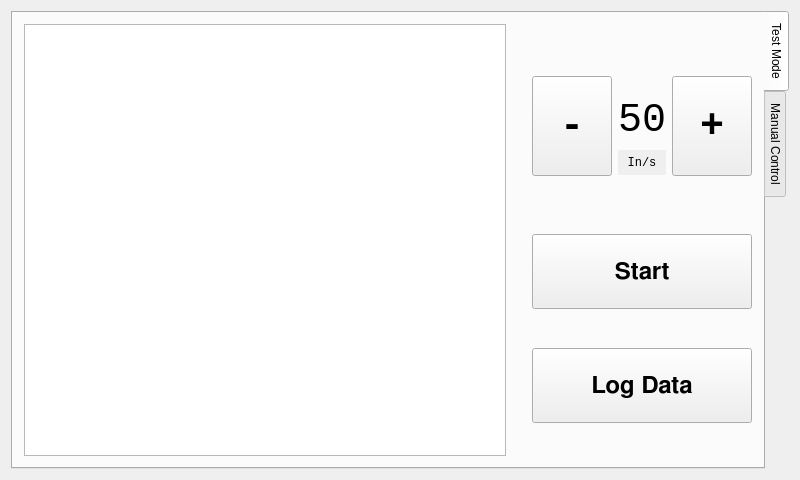
SJuola/TomPullTest, file PullTestGui/Qt_Files/UIDesign/mainwindow.ui: the form before one commit.
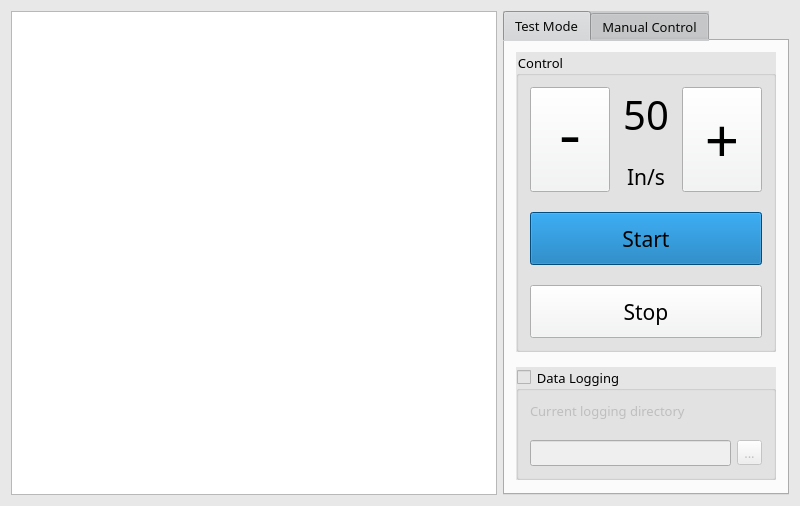
The form after the commit. The open tabs and pages were chosen to show the change. Custom widgets are drawn as their Qt base class.

```diff
--- a/PullTestGui/Qt_Files/UIDesign/mainwindow.ui
+++ b/PullTestGui/Qt_Files/UIDesign/mainwindow.ui
@@ -10,19 +10,19 @@
     <height>480</height>
    </rect>
   </property>
+  <property name="contextMenuPolicy">
+   <enum>Qt::NoContextMenu</enum>
+  </property>
   <property name="windowTitle">
    <string>Tom Accelerated Pull Test</string>
   </property>
   <property name="styleSheet">
-   <string notr="true">*
-{
-}
-
-graphicsView
-{
-	background: rgb(180,180,180);
-}
-</string>
+   <string notr="true">QMainWindow{background: #e8e8e8}
+QPushButton:disabled{ background: #999; color: black}
+QPushButton{ height: 45px; background: #f3f4f5}
+PlotWidget{ color: rgb(35, 85, 244) !important}
+QGroupBox{background: #e5e5e5}
+QTabBar{ background: #c9cbcd; color: rgb(9,9,9)}</string>
   </property>
   <widget class="QWidget" name="centralWidget">
    <property name="enabled">
@@ -32,100 +32,170 @@
     <string notr="true"/>
    </property>
    <layout class="QGridLayout" name="gridLayout">
-    <item row="0" column="0">
+    <item row="0" column="1">
      <widget class="QTabWidget" name="tabWidget">
+      <property name="sizePolicy">
+       <sizepolicy hsizetype="Maximum" vsizetype="Expanding">
+        <horstretch>0</horstretch>
+        <verstretch>0</verstretch>
+       </sizepolicy>
+      </property>
+      <property name="font">
+       <font>
+        <family>Sans Serif</family>
+        <pointsize>10</pointsize>
+       </font>
+      </property>
       <property name="tabPosition">
-       <enum>QTabWidget::East</enum>
+       <enum>QTabWidget::North</enum>
       </property>
       <property name="tabShape">
        <enum>QTabWidget::Rounded</enum>
       </property>
       <property name="currentIndex">
-       <number>1</number>
+       <number>0</number>
       </property>
       <widget class="QWidget" name="Tab1">
        <attribute name="title">
         <string>Test Mode</string>
        </attribute>
-       <layout class="QHBoxLayout" name="horizontalLayout_2">
-        <item>
-         <layout class="QHBoxLayout" name="horizontalLayout">
-          <item>
-           <widget class="QGraphicsView" name="graphicsView">
-            <property name="minimumSize">
-             <size>
-              <width>320</width>
-              <height>0</height>
-             </size>
+       <layout class="QGridLayout" name="_2">
+        <property name="spacing">
+         <number>15</number>
+        </property>
+        <item row="1" column="0">
+         <widget class="QGroupBox" name="dataloggingGroup">
+          <property name="sizePolicy">
+           <sizepolicy hsizetype="Preferred" vsizetype="Maximum">
+            <horstretch>0</horstretch>
+            <verstretch>0</verstretch>
+           </sizepolicy>
+          </property>
+          <property name="font">
+           <font>
+            <family>Sans Serif</family>
+            <pointsize>10</pointsize>
+           </font>
+          </property>
+          <property name="title">
+           <string notr="true">Data Logging</string>
+          </property>
+          <property name="alignment">
+           <set>Qt::AlignLeading|Qt::AlignLeft|Qt::AlignTop</set>
+          </property>
+          <property name="checkable">
+           <bool>true</bool>
+          </property>
+          <property name="checked">
+           <bool>false</bool>
+          </property>
+          <layout class="QGridLayout" name="gridLayout_3">
+           <property name="verticalSpacing">
+            <number>20</number>
+           </property>
+           <item row="1" column="1">
+            <widget class="QToolButton" name="toolButton">
+             <property name="text">
+              <string>...</string>
+             </property>
+            </widget>
+           </item>
+           <item row="0" column="0">
+            <widget class="QLabel" name="label_3">
+             <property name="sizePolicy">
+              <sizepolicy hsizetype="Preferred" vsizetype="Maximum">
+               <horstretch>0</horstretch>
+               <verstretch>0</verstretch>
+              </sizepolicy>
+             </property>
+             <property name="text">
+              <string>Current logging directory</string>
+             </property>
+            </widget>
+           </item>
+           <item row="1" column="0">
+            <widget class="QLineEdit" name="lineEdit">
+             <property name="sizePolicy">
+              <sizepolicy hsizetype="Minimum" vsizetype="Maximum">
+               <horstretch>0</horstretch>
+               <verstretch>0</verstretch>
+              </sizepolicy>
+             </property>
+            </widget>
+           </item>
+          </layout>
+         </widget>
+        </item>
+        <item row="0" column="0">
+         <widget class="QGroupBox" name="controlGroup">
+          <property name="sizePolicy">
+           <sizepolicy hsizetype="Maximum" vsizetype="Maximum">
+            <horstretch>0</horstretch>
+            <verstretch>0</verstretch>
+           </sizepolicy>
+          </property>
+          <property name="font">
+           <font>
+            <family>Sans Serif</family>
+            <pointsize>10</pointsize>
+           </font>
+          </property>
+          <property name="title">
+           <string notr="true">Control</string>
+          </property>
+          <property name="alignment">
+           <set>Qt::AlignLeading|Qt::AlignLeft|Qt::AlignTop</set>
+          </property>
+          <layout class="QGridLayout" name="gridLayout_2">
+           <property name="verticalSpacing">
+            <number>20</number>
+           </property>
+           <item row="4" column="0" colspan="3">
+            <widget class="QPushButton" name="stopBtn">
+             <property name="font">
+              <font>
+               <family>Sans Serif</family>
+               <pointsize>16</pointsize>
+              </font>
+             </property>
+             <property name="text">
+              <string>Stop</string>
+             </property>
+            </widget>
+           </item>
+           <item row="3" column="0" colspan="3">
+            <widget class="QPushButton" name="startBtn">
+             <property name="font">
+              <font>
+               <family>Sans Serif</family>
+               <pointsize>16</pointsize>
+              </font>
             </property>
             <property name="styleSheet">
-             <string notr="true">width: 60%</string>
-            </property>
-           </widget>
-          </item>
-          <item>
-           <layout class="QVBoxLayout" name="verticalLayout">
-            <property name="leftMargin">
-             <number>20</number>
-            </property>
-            <item>
-             <layout class="QHBoxLayout" name="horizontalLayout_3">
-              <item>
-               <widget class="QPushButton" name="pushButton_3">
-                <property name="minimumSize">
-                 <size>
-                  <width>0</width>
-                  <height>100</height>
-                 </size>
-                </property>
-                <property name="font">
-                 <font>
-                  <family>Monospace</family>
-                  <pointsize>30</pointsize>
-                  <weight>75</weight>
-                  <bold>true</bold>
-                 </font>
+              <string notr="true">background: #006cb1</string>
                 </property>
                 <property name="text">
-                 <string>-</string>
+              <string>Start</string>
                 </property>
                </widget>
               </item>
-              <item>
-               <layout class="QVBoxLayout" name="verticalLayout_2">
-                <property name="leftMargin">
-                 <number>0</number>
-                </property>
-                <property name="topMargin">
-                 <number>0</number>
-                </property>
-                <item>
-                 <spacer name="verticalSpacer_2">
-                  <property name="orientation">
-                   <enum>Qt::Vertical</enum>
-                  </property>
-                  <property name="sizeType">
-                   <enum>QSizePolicy::Minimum</enum>
-                  </property>
-                  <property name="sizeHint" stdset="0">
-                   <size>
-                    <width>20</width>
-                    <height>40</height>
-                   </size>
-                  </property>
-                 </spacer>
-                </item>
-                <item>
-                 <widget class="QLabel" name="label_2">
+           <item row="0" column="1">
+            <widget class="QLabel" name="setpullspeedLabel">
                   <property name="sizePolicy">
-                   <sizepolicy hsizetype="Minimum" vsizetype="Minimum">
+              <sizepolicy hsizetype="Fixed" vsizetype="Maximum">
                     <horstretch>0</horstretch>
                     <verstretch>0</verstretch>
                    </sizepolicy>
                   </property>
+             <property name="minimumSize">
+              <size>
+               <width>60</width>
+               <height>0</height>
+              </size>
+             </property>
                   <property name="font">
                    <font>
-                    <family>Monospace</family>
+               <family>Sans Serif</family>
                     <pointsize>30</pointsize>
                    </font>
                   </property>
@@ -133,202 +203,193 @@
                    <string>50</string>
                   </property>
                   <property name="alignment">
-                   <set>Qt::AlignCenter</set>
+              <set>Qt::AlignBottom|Qt::AlignHCenter</set>
                   </property>
                  </widget>
                 </item>
-                <item>
-                 <widget class="QLabel" name="label">
+           <item row="1" column="1">
+            <widget class="QLabel" name="pullspeedunitLabel">
                   <property name="sizePolicy">
-                   <sizepolicy hsizetype="Minimum" vsizetype="Minimum">
+              <sizepolicy hsizetype="Fixed" vsizetype="Maximum">
                     <horstretch>0</horstretch>
                     <verstretch>0</verstretch>
                    </sizepolicy>
                   </property>
                   <property name="minimumSize">
                    <size>
-                    <width>0</width>
-                    <height>25</height>
+               <width>60</width>
+               <height>0</height>
                    </size>
                   </property>
                   <property name="font">
                    <font>
-                    <family>Monospace</family>
-                   </font>
-                  </property>
-                  <property name="autoFillBackground">
-                   <bool>true</bool>
-                  </property>
-                  <property name="styleSheet">
-                   <string notr="true"/>
-                  </property>
+               <family>Sans Serif</family>
+               <pointsize>16</pointsize>
+              </font>
+             </property>
                   <property name="text">
                    <string>In/s</string>
                   </property>
                   <property name="alignment">
-                   <set>Qt::AlignCenter</set>
+              <set>Qt::AlignHCenter|Qt::AlignTop</set>
                   </property>
                  </widget>
                 </item>
-                <item>
-                 <spacer name="verticalSpacer">
-                  <property name="orientation">
-                   <enum>Qt::Vertical</enum>
-                  </property>
-                  <property name="sizeType">
-                   <enum>QSizePolicy::Minimum</enum>
-                  </property>
-                  <property name="sizeHint" stdset="0">
-                   <size>
-                    <width>20</width>
-                    <height>20</height>
-                   </size>
-                  </property>
-                 </spacer>
-                </item>
-               </layout>
-              </item>
-              <item>
-               <widget class="QPushButton" name="pushButton_4">
-                <property name="minimumSize">
-                 <size>
-                  <width>0</width>
-                  <height>100</height>
-                 </size>
+           <item row="0" column="2" rowspan="2">
+            <widget class="QPushButton" name="incrementBtn">
+             <property name="enabled">
+              <bool>true</bool>
+             </property>
+             <property name="sizePolicy">
+              <sizepolicy hsizetype="Minimum" vsizetype="Preferred">
+               <horstretch>0</horstretch>
+               <verstretch>0</verstretch>
+              </sizepolicy>
                 </property>
                 <property name="font">
                  <font>
-                  <family>Monospace</family>
-                  <pointsize>30</pointsize>
-                  <weight>75</weight>
-                  <bold>true</bold>
-                 </font>
-                </property>
+               <family>Sans Serif</family>
+               <pointsize>45</pointsize>
+              </font>
+             </property>
+             <property name="styleSheet">
+              <string notr="true"/>
+             </property>
                 <property name="text">
                  <string>+</string>
                 </property>
                </widget>
               </item>
-             </layout>
-            </item>
-            <item>
-             <widget class="QPushButton" name="pushButton_2">
-              <property name="minimumSize">
-               <size>
-                <width>0</width>
-                <height>75</height>
-               </size>
+           <item row="0" column="0" rowspan="2">
+            <widget class="QPushButton" name="decrementBtn">
+             <property name="sizePolicy">
+              <sizepolicy hsizetype="Minimum" vsizetype="Preferred">
+               <horstretch>0</horstretch>
+               <verstretch>0</verstretch>
+              </sizepolicy>
               </property>
               <property name="font">
                <font>
-                <family>FreeSans</family>
-                <pointsize>18</pointsize>
-                <weight>75</weight>
-                <bold>true</bold>
+               <family>Monospace</family>
+               <pointsize>45</pointsize>
                </font>
               </property>
               <property name="text">
-               <string>Start</string>
+              <string>-</string>
               </property>
              </widget>
             </item>
-            <item>
-             <widget class="QPushButton" name="pushButton">
-              <property name="minimumSize">
-               <size>
-                <width>0</width>
-                <height>75</height>
-               </size>
-              </property>
-              <property name="font">
-               <font>
-                <family>FreeSans</family>
-                <pointsize>18</pointsize>
-                <weight>75</weight>
-                <bold>true</bold>
-               </font>
-              </property>
-              <property name="text">
-               <string>Log Data</string>
-              </property>
+          </layout>
              </widget>
             </item>
            </layout>
-          </item>
-         </layout>
-        </item>
-       </layout>
       </widget>
-      <widget class="QWidget" name="tab_2">
+      <widget class="QWidget" name="Tab2">
        <attribute name="title">
         <string>Manual Control</string>
        </attribute>
        <layout class="QVBoxLayout" name="verticalLayout_4">
         <item>
-         <layout class="QVBoxLayout" name="verticalLayout_3">
-          <property name="spacing">
-           <number>20</number>
-          </property>
-          <property name="leftMargin">
-           <number>10</number>
-          </property>
-          <property name="topMargin">
-           <number>30</number>
-          </property>
-          <property name="rightMargin">
-           <number>10</number>
-          </property>
-          <property name="bottomMargin">
-           <number>30</number>
-          </property>
-          <item>
-           <widget class="QDial" name="dial">
+         <widget class="QGroupBox" name="groupBox">
             <property name="sizePolicy">
-             <sizepolicy hsizetype="Minimum" vsizetype="Minimum">
+           <sizepolicy hsizetype="Preferred" vsizetype="Maximum">
               <horstretch>0</horstretch>
               <verstretch>0</verstretch>
              </sizepolicy>
             </property>
-            <property name="minimumSize">
-             <size>
-              <width>300</width>
-              <height>300</height>
-             </size>
-            </property>
-           </widget>
-          </item>
-          <item>
-           <widget class="QLabel" name="label_3">
+          <property name="font">
+           <font>
+            <family>Sans Serif</family>
+            <pointsize>10</pointsize>
+           </font>
+          </property>
+          <property name="title">
+           <string>Current Position </string>
+          </property>
+          <layout class="QGridLayout" name="gridLayout_4">
+           <item row="0" column="0">
+            <widget class="QLabel" name="currentpositionLabel">
             <property name="sizePolicy">
-             <sizepolicy hsizetype="Preferred" vsizetype="Minimum">
+              <sizepolicy hsizetype="Expanding" vsizetype="Maximum">
               <horstretch>0</horstretch>
               <verstretch>0</verstretch>
              </sizepolicy>
             </property>
-            <property name="minimumSize">
-             <size>
-              <width>0</width>
-              <height>20</height>
-             </size>
+             <property name="font">
+              <font>
+               <family>Sans Serif</family>
+               <pointsize>16</pointsize>
+              </font>
             </property>
             <property name="text">
-             <string>Current Position: </string>
+              <string>50%</string>
             </property>
             <property name="alignment">
              <set>Qt::AlignCenter</set>
             </property>
            </widget>
           </item>
-         </layout>
+           <item row="1" column="0">
+            <widget class="QLabel" name="label">
+             <property name="font">
+              <font>
+               <family>Sans Serif</family>
+              </font>
+             </property>
+             <property name="text">
+              <string>[relative to rail length]</string>
+             </property>
+             <property name="alignment">
+              <set>Qt::AlignCenter</set>
+             </property>
+            </widget>
+           </item>
+          </layout>
+         </widget>
         </item>
+        <item>
+         <widget class="QDial" name="manualDial">
+          <property name="sizePolicy">
+           <sizepolicy hsizetype="Minimum" vsizetype="Preferred">
+            <horstretch>0</horstretch>
+            <verstretch>0</verstretch>
+           </sizepolicy>
+          </property>
+          <property name="value">
+           <number>50</number>
+          </property>
+         </widget>
+        </item>
        </layout>
       </widget>
      </widget>
     </item>
+    <item row="0" column="0">
+     <widget class="PlotWidget" name="plotarea">
+      <property name="sizePolicy">
+       <sizepolicy hsizetype="MinimumExpanding" vsizetype="Minimum">
+        <horstretch>0</horstretch>
+        <verstretch>0</verstretch>
+       </sizepolicy>
+      </property>
+      <property name="font">
+       <font>
+        <family>Sans Serif</family>
+       </font>
+      </property>
+     </widget>
+    </item>
    </layout>
   </widget>
  </widget>
  <layoutdefault spacing="6" margin="11"/>
+ <customwidgets>
+  <customwidget>
+   <class>PlotWidget</class>
+   <extends>QGraphicsView</extends>
+   <header>pyqtgraph</header>
+  </customwidget>
+ </customwidgets>
  <resources/>
  <connections/>
 </ui>
```
Lines whose indentation alone changed are shown as unchanged.
